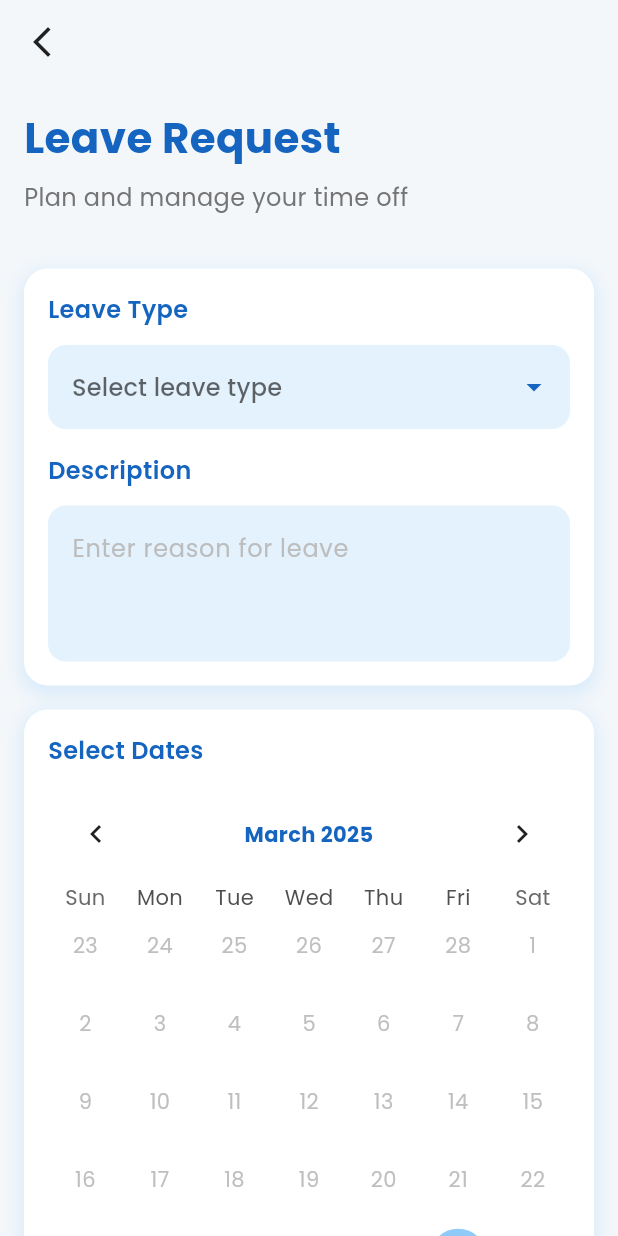
After one commit to bridgeon-slms/slms, a Flutter app: the LeavePage screen opened directly, on a phone screen of 412 x 824 dp. The commit adds this screen. Run offline on Flutter 3.47's test engine with Material 3 defaults, Android fonts, the phone set to English and light mode, and no system bars; drawn by our look-alikes of table_calendar; our stand-ins replace calendar_date_picker2, dio, flutter_secure_storage, gap, google_fonts, iconsax and 8 more; missing offline and left inert: score_progress_pretty_display; accounts and stored records are empty; network calls fail.

Commit message:
leave page updated

```diff
--- /dev/null
+++ b/lib/model/leavepagemodel/leavemodel.dart
@@ -0,0 +1,19 @@
+class LeaveModel {
+  String leaveType;
+  String description;
+  List<Map<String, dynamic>> dates; // Allow dynamic values in maps
+
+  LeaveModel({
+    required this.leaveType,
+    required this.description,
+    required this.dates,
+  });
+
+  Map<String, dynamic> toJson() {
+    return {
+      'leaveType': leaveType,
+      'description': description,
+      'dates': dates, // Convert list properly
+    };
+  }
+}
--- /dev/null
+++ b/lib/model/leavepagemodel/leavepagemodel.dart
@@ -0,0 +1,126 @@
+class LeavePageModel {
+  Data? data;
+
+  LeavePageModel({this.data});
+
+  factory LeavePageModel.fromJson(Map<String, dynamic> json) {
+    return LeavePageModel(
+      data: json['data'] != null ? Data.fromJson(json['data']) : null,
+    );
+  }
+
+  Map<String, dynamic> toJson() {
+    return {
+      'data': data?.toJson(),
+    };
+  }
+}
+
+class Data {
+  List<LeaveRequest>? leaveRequests;
+  int? count;
+
+  Data({this.leaveRequests, this.count});
+
+  factory Data.fromJson(Map<String, dynamic> json) {
+    return Data(
+      leaveRequests: json['leaveRequests'] != null
+          ? List<LeaveRequest>.from(
+              json['leaveRequests'].map((v) => LeaveRequest.fromJson(v)))
+          : [],
+      count: json['count'],
+    );
+  }
+
+  Map<String, dynamic> toJson() {
+    return {
+      'leaveRequests': leaveRequests?.map((v) => v.toJson()).toList(),
+      'count': count,
+    };
+  }
+}
+
+class LeaveRequest {
+  User? user;
+  String? type;
+  List<LeaveDate>? dates;
+  String? leaveType;
+  String? description;
+  String? status;
+
+  LeaveRequest({
+    this.user,
+    this.type,
+    this.dates,
+    this.leaveType,
+    this.description,
+    this.status,
+  });
+
+  factory LeaveRequest.fromJson(Map<String, dynamic> json) {
+    return LeaveRequest(
+      user: json['user'] != null ? User.fromJson(json['user']) : null,
+      type: json['type'],
+      dates: json['dates'] != null
+          ? List<LeaveDate>.from(
+              json['dates'].map((v) => LeaveDate.fromJson(v)))
+          : [],
+      leaveType: json['leaveType'],
+      description: json['description'],
+      status: json['status'],
+    );
+  }
+
+  Map<String, dynamic> toJson() {
+    return {
+      'user': user?.toJson(),
+      'type': type,
+      'dates': dates?.map((v) => v.toJson()).toList(),
+      'leaveType': leaveType,
+      'description': description,
+      'status': status,
+    };
+  }
+}
+
+class User {
+  String? name;
+  String? email;
+
+  User({this.name, this.email});
+
+  factory User.fromJson(Map<String, dynamic> json) {
+    return User(
+      name: json['name'],
+      email: json['email'],
+    );
+  }
+
+  Map<String, dynamic> toJson() {
+    return {
+      'name': name,
+      'email': email,
+    };
+  }
+}
+
+class LeaveDate {
+  String? date;
+  int? value;
+
+  LeaveDate({this.date, this.value});
+
+  factory LeaveDate.fromJson(Map<String, dynamic> json) {
+    return LeaveDate(
+      date: json['date'],
+      value: json['value'],
+    );
+  }
+
+  Map<String, dynamic> toJson() {
+    return {
+      'date': date,
+      'value': value,
+    };
+  }
+}
--- /dev/null
+++ b/lib/services/leavepageservices/leavepageservices.dart
@@ -0,0 +1,53 @@
+import 'dart:developer';
+import 'package:dio/dio.dart';
+import 'package:flutter_secure_storage/flutter_secure_storage.dart';
+import 'package:slms/model/leavepagemodel/leavemodel.dart';
+import 'package:slms/model/leavepagemodel/leavepagemodel.dart';
+import 'package:slms/services/dio/dio_services.dart';
+
+class LeavePageServices {
+//   final FlutterSecureStorage storage = FlutterSecureStorage();
+  final String baseUrl = "http://172.16.0.60:4000";
+//   Future<List<LeavePageModel>> getAllLeaveRequests() async {
+//     try {
+//       final response = await dio.get(baseUrl);
+
+//       if (response.statusCode == 200) {
+//         final data = response.data['data'];
+
+//         if (data is List) {
+//           return data.map((item) => LeavePageModel.fromJson(item)).toList();
+//         } else {
+//           log('Unexpected response format: expected List, got ${data.runtimeType}');
+//           throw Exception('Invalid leave page data format');
+//         }
+//       } else {
+//         log('Failed to fetch data. Status code: ${response.statusCode}');
+//         throw Exception('Failed to load leave page data');
+//       }
+//     } on DioException catch (e) {
+//       log('Dio error: ${e.message}');
+//       if (e.response != null) {
+//         log('Response data: ${e.response?.data}');
+//       }
+//       throw Exception('Failed to load leave page data: ${e.message}');
+//     } catch (e) {
+//       log('Unexpected error: $e');
+//       throw Exception('An error occurred while fetching leave page data');
+//     }
+//   }
+
+  Future<void> addLeavePage(LeaveModel leavePage) async {
+    final dio = await DioClient.getDioInstance();
+    try {
+      await dio.post("$baseUrl/api/admin/leaveRequest/student",
+          data: leavePage.toJson());
+    } on DioException catch (e) {
+      log('Dio error while adding leave page: ${e.message}');
+      throw Exception('Failed to add leave page: ${e.message}');
+    } catch (e) {
+      log('Unexpected error: $e');
+      throw Exception('An error occurred while adding leave page');
+    }
+  }
+}
--- /dev/null
+++ b/lib/views/leavepage/leavepage.dart
@@ -0,0 +1,383 @@
+import 'package:flutter/material.dart';
+import 'package:intl/intl.dart';
+import 'package:slms/model/leavepagemodel/leavemodel.dart';
+import 'package:slms/services/leavepageservices/leavepageservices.dart';
+import 'package:table_calendar/table_calendar.dart';
+import 'dart:io';
+
+class LeavePage extends StatefulWidget {
+  const LeavePage({super.key});
+
+  @override
+  State<LeavePage> createState() => _ModernLeavePageState();
+}
+
+class _ModernLeavePageState extends State<LeavePage> {
+  String? selectedLeaveType;
+  final TextEditingController descriptionController = TextEditingController();
+  File? attachedFile;
+  final List<String> leaveTypes = [
+    'Annual Leave',
+    'Sick Leave',
+    'Compassionate Leave',
+    'Work from Home'
+  ];
+  final List<String> durations = [
+    'Full Day',
+    'Half Day',
+  ];
+
+  CalendarFormat _calendarFormat = CalendarFormat.month;
+  DateTime _focusedDay = DateTime.now();
+  final Map<DateTime, String> _selectedDaysWithDurations = {};
+
+  @override
+  void dispose() {
+    descriptionController.dispose();
+    super.dispose();
+  }
+
+  void _onDaySelected(DateTime selectedDay, DateTime focusedDay) {
+    setState(() {
+      _focusedDay = focusedDay;
+      if (_selectedDaysWithDurations.containsKey(selectedDay)) {
+        _selectedDaysWithDurations.remove(selectedDay);
+      } else {
+        _selectedDaysWithDurations[selectedDay] = 'Full Day';
+      }
+    });
+  }
+
+  void _updateDuration(DateTime date, String duration) {
+    setState(() {
+      _selectedDaysWithDurations[date] = duration;
+    });
+  }
+
+  @override
+  Widget build(BuildContext context) {
+    return Scaffold(
+      backgroundColor: const Color(0xFFF4F7FA),
+      appBar: AppBar(
+        elevation: 0,
+        backgroundColor: Colors.transparent,
+        leading: IconButton(
+          icon: const Icon(Icons.arrow_back_ios_new, color: Colors.black87),
+          onPressed: () => Navigator.pop(context),
+        ),
+      ),
+      body: SafeArea(
+        child: SingleChildScrollView(
+          padding: const EdgeInsets.symmetric(horizontal: 16.0),
+          child: Column(
+            crossAxisAlignment: CrossAxisAlignment.start,
+            children: [
+              _buildPageHeader(),
+              const SizedBox(height: 20),
+              _buildLeaveTypeCard(),
+              const SizedBox(height: 16),
+              _buildCalendarCard(),
+              const SizedBox(height: 16),
+              _buildSelectedDatesCard(),
+              const SizedBox(height: 24),
+              _buildActionButtons(),
+            ],
+          ),
+        ),
+      ),
+    );
+  }
+
+  Widget _buildPageHeader() {
+    return Container(
+      padding: const EdgeInsets.symmetric(vertical: 16),
+      child: Column(
+        crossAxisAlignment: CrossAxisAlignment.start,
+        children: [
+          Text(
+            'Leave Request',
+            style: TextStyle(
+              fontSize: 28,
+              fontWeight: FontWeight.w700,
+              color: Colors.blue.shade800,
+            ),
+          ),
+          const SizedBox(height: 8),
+          Text(
+            'Plan and manage your time off',
+            style: TextStyle(
+              fontSize: 16,
+              color: Colors.grey.shade600,
+            ),
+          ),
+        ],
+      ),
+    );
+  }
+
+  Widget _buildLeaveTypeCard() {
+    return Container(
+      decoration: BoxDecoration(
+        color: Colors.white,
+        borderRadius: BorderRadius.circular(16),
+        boxShadow: [
+          BoxShadow(
+            color: Colors.blue.shade100.withOpacity(0.5),
+            spreadRadius: 2,
+            blurRadius: 10,
+            offset: const Offset(0, 4),
+          ),
+        ],
+      ),
+      child: Padding(
+        padding: const EdgeInsets.all(16.0),
+        child: Column(
+          crossAxisAlignment: CrossAxisAlignment.start,
+          children: [
+            _buildSectionTitle('Leave Type'),
+            const SizedBox(height: 12),
+            DropdownButtonFormField<String>(
+              value: selectedLeaveType,
+              isExpanded: true,
+              decoration: _inputDecoration('Select leave type'),
+              dropdownColor: Colors.white,
+              icon: Icon(Icons.arrow_drop_down, color: Colors.blue.shade800),
+              onChanged: (value) => setState(() => selectedLeaveType = value),
+              items: leaveTypes
+                  .map((type) => DropdownMenuItem(
+                        value: type,
+                        child: Text(
+                          type,
+                          style: TextStyle(color: Colors.blue.shade800),
+                        ),
+                      ))
+                  .toList(),
+            ),
+            const SizedBox(height: 16),
+            _buildSectionTitle('Description'),
+            const SizedBox(height: 12),
+            TextFormField(
+              controller: descriptionController,
+              maxLines: 3,
+              decoration: _inputDecoration('Enter reason for leave'),
+              style: TextStyle(color: Colors.blue.shade800),
+            ),
+          ],
+        ),
+      ),
+    );
+  }
+
+  Widget _buildCalendarCard() {
+    return Container(
+      decoration: BoxDecoration(
+        color: Colors.white,
+        borderRadius: BorderRadius.circular(16),
+        boxShadow: [
+          BoxShadow(
+            color: Colors.blue.shade100.withOpacity(0.5),
+            spreadRadius: 2,
+            blurRadius: 10,
+            offset: const Offset(0, 4),
+          ),
+        ],
+      ),
+      child: Padding(
+        padding: const EdgeInsets.all(16.0),
+        child: Column(
+          crossAxisAlignment: CrossAxisAlignment.start,
+          children: [
+            _buildSectionTitle('Select Dates'),
+            const SizedBox(height: 12),
+            TableCalendar(
+              firstDay: DateTime.now(),
+              lastDay: DateTime.now().add(const Duration(days: 365)),
+              focusedDay: _focusedDay,
+              calendarFormat: _calendarFormat,
+              headerStyle: HeaderStyle(
+                formatButtonVisible: false,
+                titleCentered: true,
+                titleTextStyle: TextStyle(
+                  color: Colors.blue.shade800,
+                  fontWeight: FontWeight.bold,
+                ),
+              ),
+              selectedDayPredicate: (day) =>
+                  _selectedDaysWithDurations.containsKey(day),
+              onDaySelected: _onDaySelected,
+              onFormatChanged: (format) =>
+                  setState(() => _calendarFormat = format),
+              calendarStyle: CalendarStyle(
+                selectedDecoration: BoxDecoration(
+                    color: Colors.blue.shade800, shape: BoxShape.circle),
+                todayDecoration: BoxDecoration(
+                    color: Colors.blue.shade200, shape: BoxShape.circle),
+                defaultTextStyle: TextStyle(color: Colors.blue.shade800),
+                weekendTextStyle: TextStyle(color: Colors.blue.shade600),
+              ),
+            ),
+          ],
+        ),
+      ),
+    );
+  }
+
+  Widget _buildSelectedDatesCard() {
+    if (_selectedDaysWithDurations.isEmpty) return const SizedBox.shrink();
+
+    return Container(
+      decoration: BoxDecoration(
+        color: Colors.white,
+        borderRadius: BorderRadius.circular(16),
+        boxShadow: [
+          BoxShadow(
+            color: Colors.blue.shade100.withOpacity(0.5),
+            spreadRadius: 2,
+            blurRadius: 10,
+            offset: const Offset(0, 4),
+          ),
+        ],
+      ),
+      child: Padding(
+        padding: const EdgeInsets.all(16.0),
+        child: Column(
+          crossAxisAlignment: CrossAxisAlignment.start,
+          children: [
+            _buildSectionTitle('Selected Dates'),
+            const SizedBox(height: 12),
+            ..._selectedDaysWithDurations.entries
+                .map((entry) => _buildModernDateCard(entry.key, entry.value)),
+          ],
+        ),
+      ),
+    );
+  }
+
+  Widget _buildModernDateCard(DateTime date, String duration) {
+    return Container(
+      margin: const EdgeInsets.only(bottom: 12),
+      padding: const EdgeInsets.all(12),
+      decoration: BoxDecoration(
+        color: Colors.blue.shade50,
+        borderRadius: BorderRadius.circular(12),
+        border: Border.all(color: Colors.blue.shade100),
+      ),
+      child: Row(
+        mainAxisAlignment: MainAxisAlignment.spaceBetween,
+        children: [
+          Expanded(
+            child: Column(
+              crossAxisAlignment: CrossAxisAlignment.start,
+              children: [
+                Text(
+                  DateFormat('EEEE, dd MMM yyyy').format(date),
+                  style: TextStyle(
+                    color: Colors.blue.shade800,
+                    fontWeight: FontWeight.w600,
+                  ),
+                ),
+                const SizedBox(height: 8),
+                DropdownButton<String>(
+                  value: duration,
+                  underline: const SizedBox(),
+                  dropdownColor: Colors.white,
+                  style: TextStyle(color: Colors.blue.shade800),
+                  onChanged: (value) => _updateDuration(date, value!),
+                  items: durations
+                      .map((d) => DropdownMenuItem(value: d, child: Text(d)))
+                      .toList(),
+                ),
+              ],
+            ),
+          ),
+          IconButton(
+              icon: Icon(Icons.delete, color: Colors.red.shade400),
+              onPressed: () {
+                setState(() => _selectedDaysWithDurations.remove(date));
+              }),
+        ],
+      ),
+    );
+  }
+
+  Widget _buildActionButtons() {
+    return Row(
+      children: [
+        Expanded(
+          child: ElevatedButton(
+            onPressed: () => Navigator.pop(context),
+            style: ElevatedButton.styleFrom(
+              backgroundColor: Colors.white,
+              foregroundColor: Colors.blue.shade800,
+              padding: const EdgeInsets.symmetric(vertical: 16),
+              shape: RoundedRectangleBorder(
+                  borderRadius: BorderRadius.circular(12),
+                  side: BorderSide(color: Colors.blue.shade200)),
+            ),
+            child: const Text('CANCEL',
+                style: TextStyle(fontWeight: FontWeight.bold)),
+          ),
+        ),
+        const SizedBox(width: 16),
+        Expanded(
+          child: ElevatedButton(
+            onPressed: () {
+              num value = 0;
+              if (durations == 'Half Day') {
+                value = 0.5;
+              } else {
+                value = 1;
+              }
+              LeavePageServices().addLeavePage(
+                LeaveModel(
+                  leaveType: leaveTypes.toString(),
+                  description: descriptionController.toString(),
+                  dates: [
+                    {"date": _focusedDay, "value": value}
+                  ],
+                ),
+              );
+            },
+            style: ElevatedButton.styleFrom(
+              backgroundColor: Colors.blue.shade800,
+              foregroundColor: Colors.white,
+              padding: const EdgeInsets.symmetric(vertical: 16),
+              shape: RoundedRectangleBorder(
+                  borderRadius: BorderRadius.circular(12)),
+            ),
+            child: const Text('REQUEST',
+                style: TextStyle(fontWeight: FontWeight.bold)),
+          ),
+        ),
+      ],
+    );
+  }
+
+  Widget _buildSectionTitle(String title) {
+    return Text(
+      title,
+      style: TextStyle(
+        fontSize: 16,
+        fontWeight: FontWeight.w600,
+        color: Colors.blue.shade800,
+      ),
+    );
+  }
+
+  InputDecoration _inputDecoration(String hint) {
+    return InputDecoration(
+      hintText: hint,
+      hintStyle: TextStyle(color: Colors.grey.shade400),
+      filled: true,
+      fillColor: Colors.blue.shade50,
+      border: OutlineInputBorder(
+        borderRadius: BorderRadius.circular(12),
+        borderSide: BorderSide.none,
+      ),
+      focusedBorder: OutlineInputBorder(
+        borderRadius: BorderRadius.circular(12),
+        borderSide: BorderSide(color: Colors.blue.shade800, width: 2),
+      ),
+    );
+  }
+}
--- a/pubspec.yaml
+++ b/pubspec.yaml
@@ -62,6 +62,7 @@ dependencies:
   syncfusion_flutter_charts: ^28.2.9
   shared_preferences: ^2.5.2
   lottie: ^3.3.1
+  table_calendar: ^3.2.0
 
 
 dev_dependencies:
```
Also changed, not shown: lib/view_model/leavepagecontroller/leavepagecontroller.dart (added, +41 -0 lines), lib/views/ AttendancePage/ AttendanceMain/ attendance.dart (+19 -3 lines), lib/views/ AttendancePage/ AttendanceMain/widgets.dart (+0 -85 lines), pubspec.lock.
